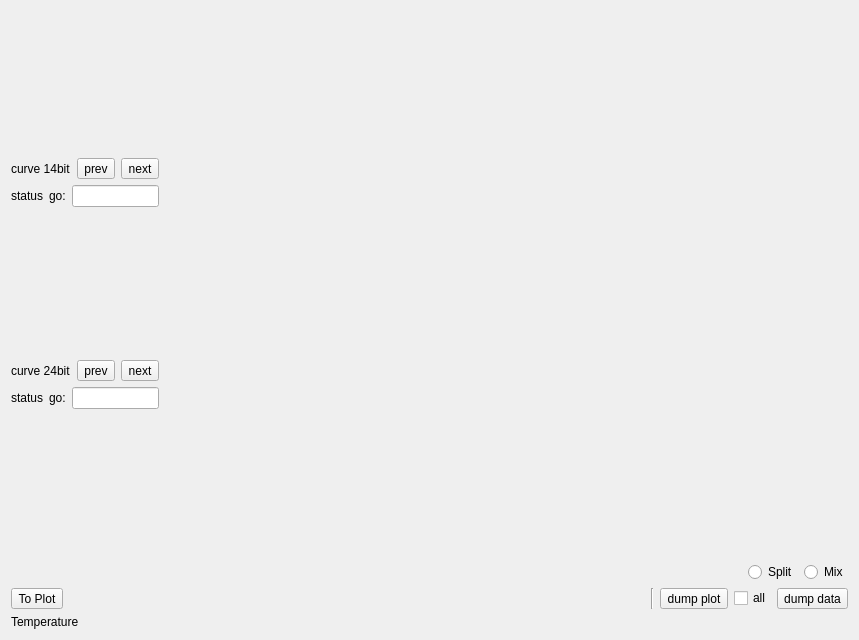
Above: src/form/FormPlotHistory/formplothistory.ui from MRsoymilk/MySerial before the change. Below: the same form after it.
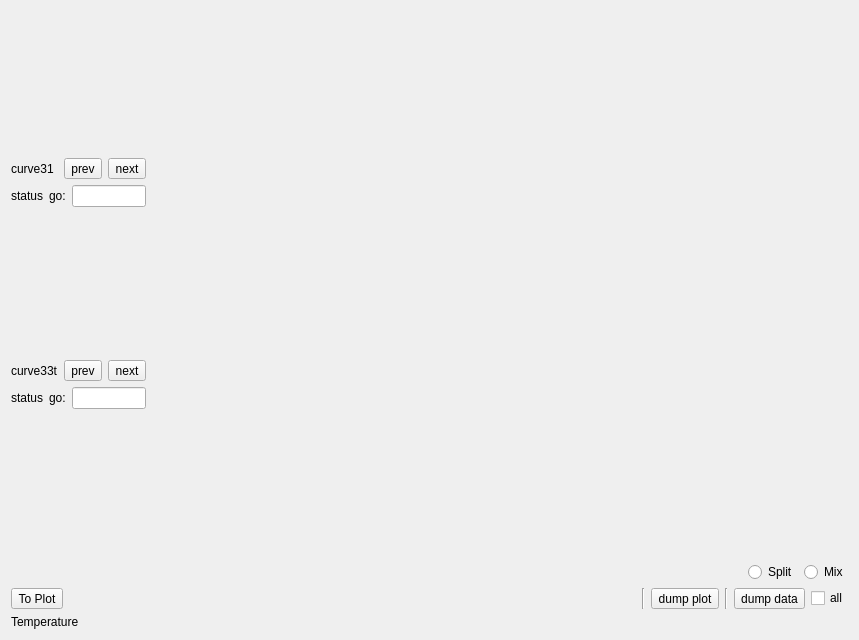
That is the form after the change.

Commit message: FormPlotHistory: add remove function

What changed in the file:
```diff
--- a/src/form/FormPlotHistory/formplothistory.ui
+++ b/src/form/FormPlotHistory/formplothistory.ui
@@ -75,7 +75,7 @@
          <item>
           <widget class="QLabel" name="label14">
            <property name="text">
-            <string>curve 14bit</string>
+            <string>curve31</string>
            </property>
           </widget>
          </item>
@@ -129,7 +129,7 @@
          <item>
           <widget class="QLabel" name="label24">
            <property name="text">
-            <string>curve 24bit</string>
+            <string>curve33t</string>
            </property>
           </widget>
          </item>
@@ -228,9 +228,9 @@
       </widget>
      </item>
      <item>
-      <widget class="QCheckBox" name="checkBoxAll">
-       <property name="text">
-        <string>all</string>
+      <widget class="Line" name="line_2">
+       <property name="orientation">
+        <enum>Qt::Orientation::Vertical</enum>
        </property>
       </widget>
      </item>
@@ -241,6 +241,13 @@
        </property>
       </widget>
      </item>
+     <item>
+      <widget class="QCheckBox" name="checkBoxAll">
+       <property name="text">
+        <string>all</string>
+       </property>
+      </widget>
+     </item>
     </layout>
    </item>
   </layout>
```
The commit also changes 2 other files.
